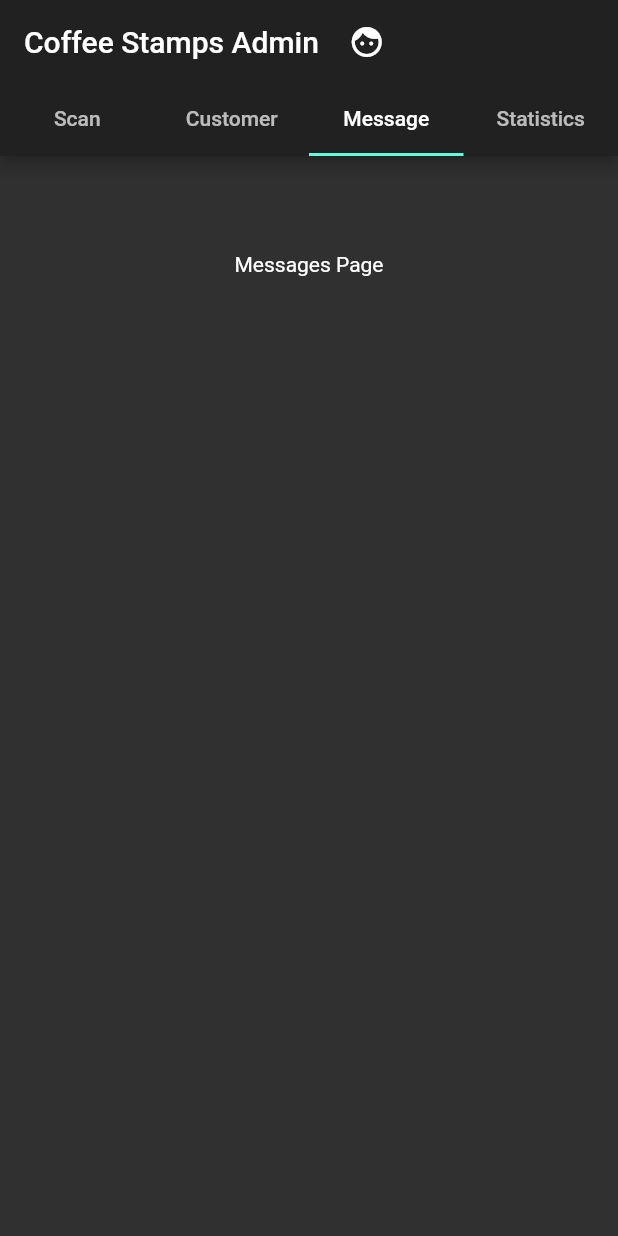
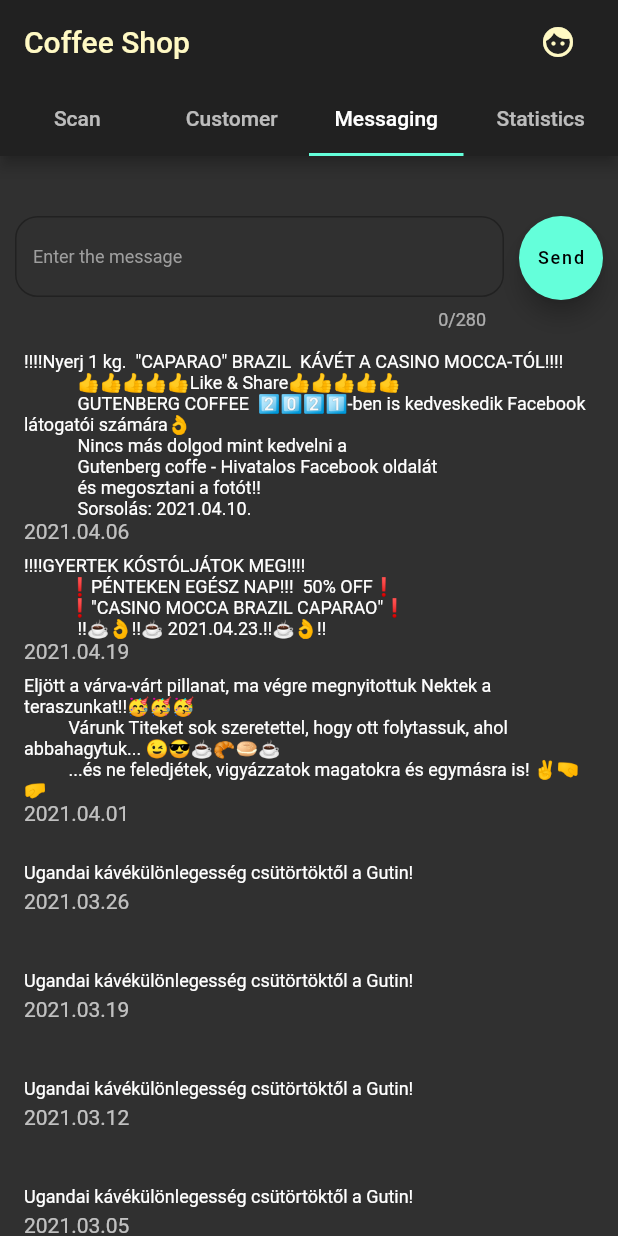
Before and after one commit to tarkabab/cafestamp-admin, a Flutter app: the screen it shows once a user with an empty profile is signed in, tab 3 chosen, after a tap on the "face" icon, on a phone screen of 412 x 824 dp. Run offline on Flutter 3.47's test engine with Material 2 defaults, Android fonts, the phone set to English and light mode, and no system bars; our stand-ins replace cloud_firestore, firebase_auth, firebase_core, fl_chart; missing offline and left inert: flutter_barcode_scanner; accounts and stored records are empty; network calls fail.

Commit message:
read shopname from db; add chart to statistics; add messages and controls to messaging; improve customers page

```diff
--- a/lib/auth.dart
+++ b/lib/auth.dart
@@ -45,6 +45,8 @@
   Future<void> logout() async {
     await _auth.signOut();
   }
+
+  User? getUser() => _auth.currentUser;
 }
 
 // FirebaseAuth.instance
--- a/lib/authentication_wrapper.dart
+++ b/lib/authentication_wrapper.dart
@@ -10,7 +10,7 @@
     final user = context.watch<User?>();
     if (user != null) {
       //context.read<AuthService>().logout();
-      return LandingPage(title: "Coffee Stamps Admin");
+      return LandingPage();
     } else
       return LoginPage();
   }
--- /dev/null
+++ b/lib/customer.dart
@@ -0,0 +1,12 @@
+import 'package:coffee_admin/stamp.dart';
+
+class Customer {
+  final String id;
+  final String displayName;
+  final int numberOfStamps;
+  final int sumNumberOfStamps;
+  final List<Stamp> visits;
+
+  Customer(this.id, this.displayName, this.numberOfStamps,
+      this.sumNumberOfStamps, this.visits);
+}
--- a/lib/customers.dart
+++ /dev/null
@@ -1,47 +0,0 @@
-import 'package:flutter/material.dart';
-
-final customers = [customer_1];
-
-final Widget customersPage = customerCard(customers[0]);
-
-class Customer {
-  final String id;
-  final int numberOfStamps;
-  final int sumNumberOfStamps;
-  final List<DateTime> visits;
-
-  Customer(this.id, this.numberOfStamps, this.sumNumberOfStamps, this.visits);
-}
-
-final customer_1 = Customer("customer 1", 3, 13, [
-  DateTime(2021, 1, 3),
-  DateTime(2021, 1, 4),
-  DateTime(2021, 1, 5),
-  DateTime(2021, 1, 10),
-  DateTime(2021, 1, 11),
-  DateTime(2021, 1, 12),
-  DateTime(2021, 1, 17),
-  DateTime(2021, 1, 18),
-  DateTime(2021, 1, 19),
-  DateTime(2021, 1, 24),
-  DateTime(2021, 1, 25),
-  DateTime(2021, 1, 26),
-  DateTime(2021, 1, 31),
-]);
-
-ListView customerCard(Customer customer) {
-  return ListView(
-      children: [
-            ListTile(title: Text("Vendég: ${customer.id}"), dense: true),
-            ListTile(
-                title: Text("Aktuális bélyegek: ${customer.numberOfStamps}"),
-                dense: true),
-            ListTile(
-                title: Text("Összes bélyeg: ${customer.sumNumberOfStamps}"),
-                dense: true),
-          ] +
-          customer.visits
-              .map(
-                  (date) => ListTile(title: Text(date.toString()), dense: true))
-              .toList());
-}
--- /dev/null
+++ b/lib/firestore_service.dart
@@ -0,0 +1,84 @@
+import 'dart:math';
+import 'package:cloud_firestore/cloud_firestore.dart';
+import 'package:coffee_admin/stamp.dart';
+
+import 'customer.dart';
+
+class FirestoreService {
+  final server = FirebaseFirestore.instance;
+
+  Future<String> getName() async {
+    final id = "GAoIEEousD3AeXeomZTC";
+    final String name = await server
+        .doc('coffeeshops/$id')
+        .get()
+        .then((snapshot) => snapshot.get('name'));
+    return name;
+  }
+
+  Customer getCustomer(String customerId) => _customer_1;
+
+  List<Stamp> getCoffeeshopStampsHistory() => _coffeeshopStampsHistory;
+}
+
+final _customer_1 =
+    Customer("customer-001", "Péter", 3, 13, customerStampHistory);
+
+List<Stamp> customerStampHistory = [
+  Stamp(DateTime(2021, 1, 3), 1),
+  Stamp(DateTime(2021, 1, 4), 1),
+  Stamp(DateTime(2021, 1, 5), 1),
+  Stamp(DateTime(2021, 1, 10), 1),
+  Stamp(DateTime(2021, 1, 11), 1),
+  Stamp(DateTime(2021, 1, 12), 1),
+  Stamp(DateTime(2021, 1, 17), 1),
+  Stamp(DateTime(2021, 1, 18), 1),
+  Stamp(DateTime(2021, 1, 19), 1),
+  Stamp(DateTime(2021, 1, 24), 1),
+  Stamp(DateTime(2021, 1, 25), 1),
+  Stamp(DateTime(2021, 1, 26), 1),
+  Stamp(DateTime(2021, 1, 31), 1),
+];
+
+final Random _random = new Random();
+final List<Stamp> _coffeeshopStampsHistory = List<Stamp>.generate(
+  30,
+  (i) => Stamp(
+    DateTime(2021, 1, 15).add(Duration(days: i)),
+    20 + _random.nextInt(50),
+  ),
+);
+
+// final server = FirebaseFirestore.instance
+//     .collection('demos/liszt/citizens')
+//     .snapshots()
+//     .map((documents) => {
+//           documents.docChanges.map((change) => {
+//                 if (change.type == DocumentChangeType.added)
+//                   {
+//                     Citizen.def(
+//                         change.doc.get('id'),
+//                         change.doc.get('name').split(' ')?.elementAt(0),
+//                         change.doc.get('name').split(' ')?.elementAt(1),
+//                         LatLng(change.doc.get('at').latitude,
+//                             change.doc.get('at').longitude))
+//                     // add citizen
+//                   }
+//                 else if (change.type == DocumentChangeType.removed)
+//                   {
+//                     change.doc['id']
+//                     // remove citizen
+//                   }
+//                 else if (change.type == DocumentChangeType.modified)
+//                   {
+//                     // update citizen - do nothing
+//                     change.doc['id']
+//                   }
+//               }),
+//           documents.docs.map((doc) => Citizen.def(
+//                 doc.get('id'),
+//                 doc.get('name').split(' ')?.elementAt(0),
+//                 doc.get('name').split(' ')?.elementAt(1),
+//                 LatLng(doc.get('at').latitude, doc.get('at').longitude),
+//               ))
+//         });
--- a/lib/main.dart
+++ b/lib/main.dart
@@ -1,13 +1,13 @@
 import 'package:coffee_admin/auth.dart';
-import 'package:coffee_admin/customers.dart';
-import 'package:coffee_admin/scanner.dart';
-import 'package:coffee_admin/statistics.dart';
+import 'package:coffee_admin/customer_page.dart';
+import 'package:coffee_admin/scanner_page.dart';
+import 'package:coffee_admin/statistics_page.dart';
 import 'package:firebase_core/firebase_core.dart';
 import 'package:flutter/material.dart';
 import 'package:provider/provider.dart';
-
 import 'authentication_wrapper.dart';
-import 'messages.dart';
+import 'firestore_service.dart';
+import 'messaging_page.dart';
 
 void main() async {
   WidgetsFlutterBinding.ensureInitialized();
@@ -21,26 +21,39 @@
     return MultiProvider(
       providers: [
         Provider<AuthService>(create: (_) => AuthService()),
+        Provider<FirestoreService>(create: (_) => FirestoreService()),
         StreamProvider(
           create: (context) => context.read<AuthService>().authStateChanges,
           initialData: null,
         )
       ],
       child: MaterialApp(
-            theme: ThemeData.dark(), home: AuthenticationWrapper()));
+        theme: ThemeData.dark(),
+        home: AuthenticationWrapper(),
+      ),
+    );
   }
 }
 
 class LandingPage extends StatefulWidget {
-  LandingPage({Key? key, this.title}) : super(key: key);
-
-  final String? title;
+  LandingPage({Key? key}) : super(key: key);
 
   @override
   _LandingPageState createState() => _LandingPageState();
 }
 
 class _LandingPageState extends State<LandingPage> {
+  var title = "Coffee Shop";
+
+  @override
+  void initState() {
+    super.initState();
+    final _firestore = Provider.of<FirestoreService>(context, listen: false);
+    _firestore.getName().then((name) => setState(() {
+          title = name;
+        }));
+  }
+
   @override
   Widget build(BuildContext context) {
     return DefaultTabController(
@@ -61,17 +74,23 @@
               appBar: AppBar(
                 title: Row(
                   crossAxisAlignment: CrossAxisAlignment.center,
+                  mainAxisAlignment: MainAxisAlignment.spaceBetween,
                   children: [
-                    Text(widget.title!),
-                    Padding(
-                      padding: EdgeInsets.fromLTRB(8.0, 0.0, 0.0, 0.0),
-                      child: IconButton(
+                    Flexible(
+                      child: Text(
+                        title,
+                        maxLines: 1,
+                        softWrap: false,
+                        overflow: TextOverflow.ellipsis,
+                        style: TextStyle(color: Colors.yellow.shade100),
+                      ),
+                    ),
+                    IconButton(
                       iconSize: 24.0,
                       icon: Icon(Icons.face),
-                        onPressed: () {
-                          AuthService().logout();
-                        },
-                      ),
+                      color: Colors.yellow.shade100,
+                      padding: EdgeInsets.fromLTRB(0.0, 0.0, 0.0, 0.0),
+                      onPressed: () => AuthService().logout(),
                     ),
                   ],
                 ),
@@ -80,6 +99,40 @@
                   tabs: tabs.map((tab) => Tab(text: tab.title)).toList(),
                 ),
               ),
+              // drawer: Drawer(
+              //   child: ListView(
+              //     // Important: Remove any padding from the ListView.
+              //     padding: EdgeInsets.zero,
+              //     children: <Widget>[
+              //       DrawerHeader(
+              //         child: Text('Menu drawer'),
+              //         decoration: BoxDecoration(
+              //           color: Colors.red,
+              //         ),
+              //       ),
+              //       ListTile(
+              //         leading: Icon(
+              //           Icons.home,
+              //           size: 40,
+              //         ),
+              //         title: Text('First item'),
+              //         subtitle: Text("This is the 1st item"),
+              //         trailing: Icon(Icons.more_vert),
+              //         onTap: () {},
+              //       ),
+              //       ListTile(
+              //         title: Text('Second item'),
+              //         onTap: () {},
+              //       ),
+              //               ListTile(
+              //   title: Text('Close the menu'),
+              //   onTap: () {
+              //     Navigator.pop(context);
+              //   },
+              // )
+              //     ],
+              //   ),
+              // ),
               body: TabBarView(
                 children: tabs.map((tab) => tab.content).toList(),
               ));
@@ -98,7 +151,7 @@
 
 final List<TabDescriptor> tabs = [
   TabDescriptor("Scan", ScannerPage()),
-  TabDescriptor("Customer", customersPage),
-  TabDescriptor("Message", messagesPage),
-  TabDescriptor("Statistics", statisticsPage),
+  TabDescriptor("Customer", CustomerPage()),
+  TabDescriptor("Messaging", MessagingPage()),
+  TabDescriptor("Statistics", StatisticsPage()),
 ];
--- /dev/null
+++ b/lib/messaging_page.dart
@@ -0,0 +1,127 @@
+import 'package:flutter/material.dart';
+
+class MessagingPage extends StatefulWidget {
+  @override
+  State<StatefulWidget> createState() => _MessagingPageState();
+}
+
+class _MessagingPageState extends State<MessagingPage> {
+  final controller = TextEditingController();
+
+  @override
+  Widget build(BuildContext context) {
+    return ListView(children: [
+      SizedBox(
+        height: 30.0,
+      ),
+      Padding(
+        padding: const EdgeInsets.all(10.0),
+        child: Row(crossAxisAlignment: CrossAxisAlignment.start, children: [
+          Expanded(
+            child: _buildTextField(context),
+          ),
+          SizedBox(
+            width: 10,
+          ),
+          FloatingActionButton(
+            onPressed: () => {},
+            child: Text(
+              'Send',
+              style: TextStyle(
+                fontSize: 12,
+              ),
+            ),
+          ),
+        ]),
+      ),
+      ListTile(
+        subtitle: Text("2021.04.06"),
+        title: Text(
+            """‼️‼️Nyerj 1 kg.  "CAPARAO" BRAZIL  KÁVÉT A CASINO MOCCA-TÓL‼️‼️
+            👍👍👍👍👍Like & Share👍👍👍👍👍
+            GUTENBERG COFFEE  2️⃣0️⃣2️⃣1️⃣-ben is kedveskedik Facebook látogatói számára👌
+            Nincs más dolgod mint kedvelni a
+            Gutenberg coffe - Hivatalos Facebook oldalát
+            és megosztani a fotót!!
+            Sorsolás: 2021.04.10.""",
+            style: TextStyle(
+              fontSize: 12,
+            )),
+      ),
+      ListTile(
+        subtitle: Text("2021.04.19"),
+        title: Text("""‼️‼️GYERTEK KÓSTÓLJÁTOK MEG‼️‼️
+          ❗PÉNTEKEN EGÉSZ NAP!!!  50% OFF❗
+          ❗"CASINO MOCCA BRAZIL CAPARAO"❗
+            ‼️☕👌‼️☕ 2021.04.23.‼️☕👌‼️""",
+            style: TextStyle(
+              fontSize: 12,
+            )),
+      ),
+      ListTile(
+        subtitle: Text("2021.04.01"),
+        title: Text(
+            """Eljött a várva-várt pillanat, ma végre megnyitottuk Nektek a teraszunkat!!🥳🥳🥳
+          Várunk Titeket sok szeretettel, hogy ott folytassuk, ahol abbahagytuk... 😉😎☕🥐🥯☕
+          ...és ne feledjétek, vigyázzatok magatokra és egymásra is! ✌️🤜🤛""",
+            style: TextStyle(
+              fontSize: 12,
+            )),
+      ),
+      ListTile(
+        subtitle: Text("2021.03.26"),
+        title: Text("""Ugandai kávékülönlegesség csütörtöktől a Gutin!""",
+            style: TextStyle(
+              fontSize: 12,
+            )),
+      ),
+      ListTile(
+        subtitle: Text("2021.03.19"),
+        title: Text("""Ugandai kávékülönlegesség csütörtöktől a Gutin!""",
+            style: TextStyle(
+              fontSize: 12,
+            )),
+      ),
+      ListTile(
+        subtitle: Text("2021.03.12"),
+        title: Text("""Ugandai kávékülönlegesség csütörtöktől a Gutin!""",
+            style: TextStyle(
+              fontSize: 12,
+            )),
+      ),
+      ListTile(
+        subtitle: Text("2021.03.05"),
+        title: Text("""Ugandai kávékülönlegesség csütörtöktől a Gutin!""",
+            style: TextStyle(
+              fontSize: 12,
+            )),
+      ),
+    ]);
+  }
+
+  Widget _buildTextField(BuildContext context) => TextField(
+        controller: controller,
+        maxLength: 280,
+        maxLines: 11,
+        minLines: 1,
+        style: TextStyle(
+          color: Colors.white,
+          fontWeight: FontWeight.normal,
+          fontSize: 12,
+        ),
+        decoration: InputDecoration(
+          hintText: 'Enter the message',
+          hintStyle: TextStyle(color: Colors.grey),
+          enabledBorder: OutlineInputBorder(
+            borderRadius: BorderRadius.circular(15),
+            borderSide: BorderSide(color: Theme.of(context).primaryColor),
+          ),
+          focusedBorder: OutlineInputBorder(
+            borderRadius: BorderRadius.circular(15),
+            borderSide: BorderSide(
+              color: Theme.of(context).accentColor,
+            ),
+          ),
+        ),
+      );
+}
--- a/lib/scanner.dart
+++ b/lib/scanner_page.dart
@@ -17,7 +17,7 @@
         mainAxisAlignment: MainAxisAlignment.center,
         crossAxisAlignment: CrossAxisAlignment.center,
         children: <Widget>[
-          Text('scan result',
+          Text('Scan Result',
               style: TextStyle(
                 fontSize: 16,
                 color: Colors.white54,
@@ -26,7 +26,7 @@
           SizedBox(
             height: 8,
           ),
-          Text('BARCODE',
+          Text('$barcode',
               style: TextStyle(
                 fontSize: 28,
                 color: Colors.white,
--- /dev/null
+++ b/lib/stamp.dart
@@ -0,0 +1,22 @@
+//import 'package:cloud_firestore/cloud_firestore.dart';
+
+class Stamp {
+  final DateTime date;
+  final int count;
+  //final DocumentReference? reference;
+
+  Stamp(this.date, this.count);
+  //Stamp(this.date, this.count, {this.reference});
+
+  Stamp.fromMap(Map<String, dynamic> map)
+      //Stamp.fromMap(Map<String, dynamic> map, {this.reference})
+      : assert(map['date'] != null),
+        assert(map['count'] != null),
+        date = map['date'],
+        count = map['count'];
+
+  //Stamp.fromSnapshot(DocumentSnapshot snapshot): this.fromMap(snapshot.data, reference: snapshot.reference);
+
+  @override
+  String toString() => "Stamp<$date:$count>";
+}
--- a/lib/statistics.dart
+++ /dev/null
@@ -1,3 +0,0 @@
-import 'package:flutter/material.dart';
-
-final Text statisticsPage = Text('Statistics Page');
```
Also changed, not shown: lib/customer_page.dart (added, +187 -0 lines), lib/messages.dart (deleted, +0 -14 lines), lib/statistics_page.dart (added, +73 -0 lines), pubspec.yaml (+8 -3 lines), assets/images/boxes.jpeg (added), pubspec.lock, 2 other files. Lines whose indentation alone changed are shown as unchanged.
